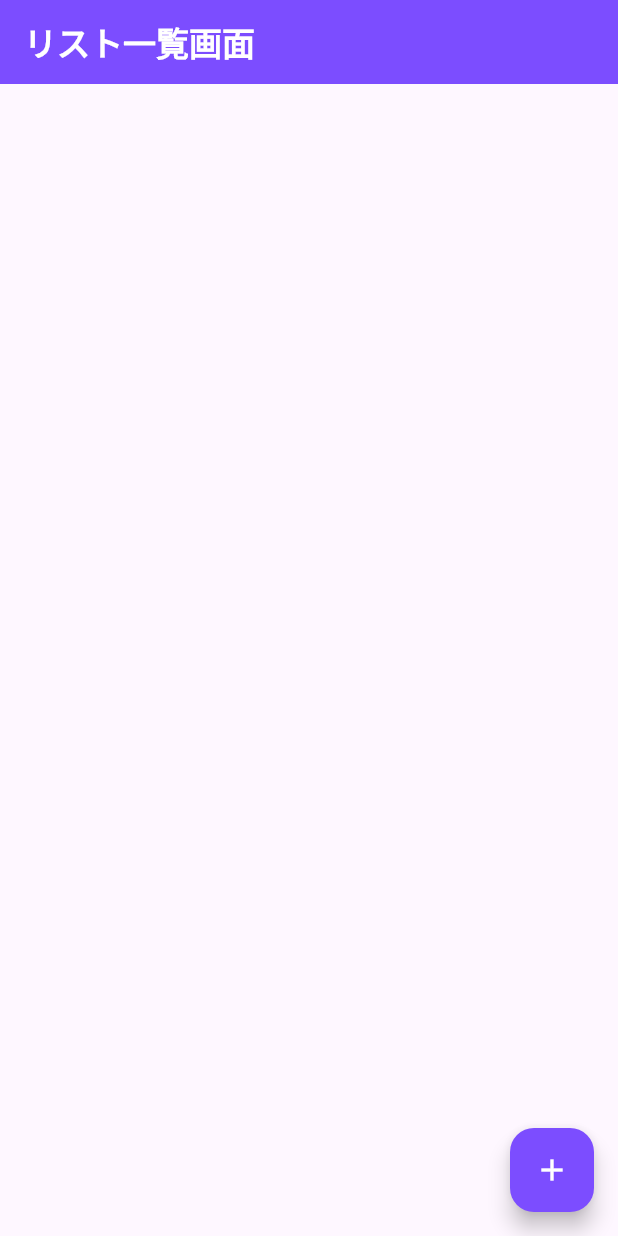
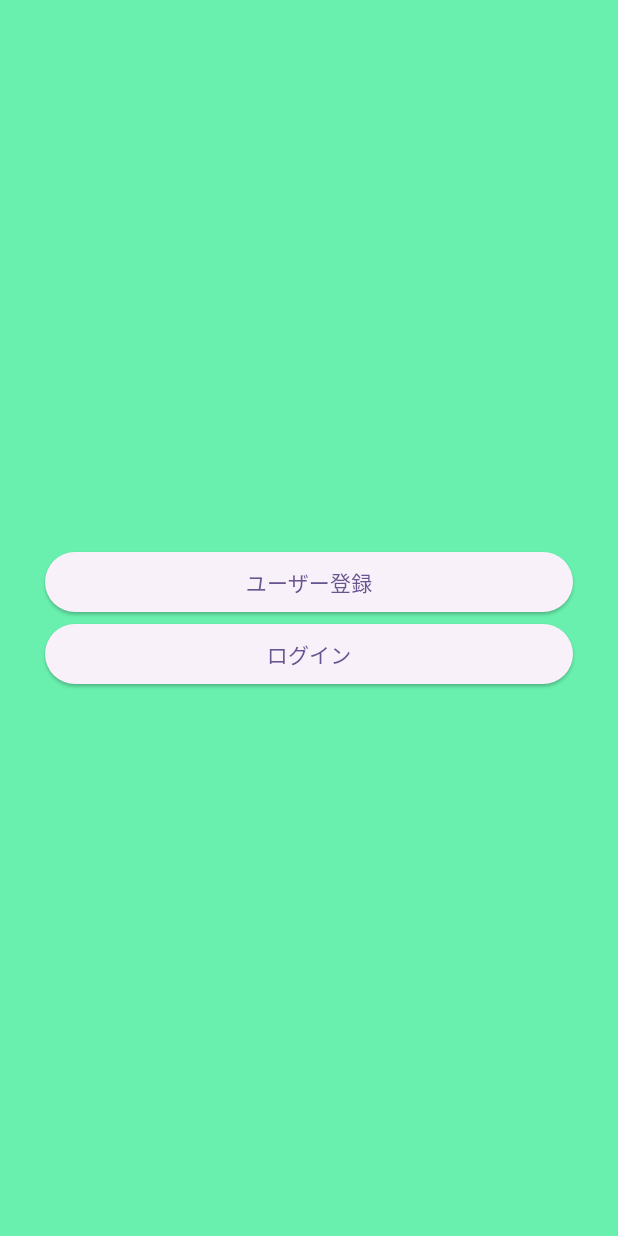
Before and after one commit to ziburi-hiro/todolist, a Flutter app: the screen it shows after launch, on a phone screen of 412 x 824 dp. Run offline on Flutter 3.47's test engine with Material 2 defaults, Android fonts, the phone set to English and light mode, and no system bars; our stand-ins replace firebase_auth, firebase_core; accounts and stored records are empty.

Commit message:
second Commit

```diff
--- a/lib/main.dart
+++ b/lib/main.dart
@@ -1,8 +1,12 @@
+import 'package:firebase_core/firebase_core.dart';
 import 'package:flutter/material.dart';
-import 'package:todoapp/page/todolist_page.dart';
+import 'package:todoapp/page/first_page.dart';
 
-void main() {
-  runApp(const MyApp());
+
+Future<void> main() async {
+  WidgetsFlutterBinding.ensureInitialized();
+  await Firebase.initializeApp();
+  runApp(MyApp());
 }
 
 class MyApp extends StatelessWidget {
@@ -16,7 +20,7 @@ class MyApp extends StatelessWidget {
         colorScheme: ColorScheme.fromSeed(seedColor: Colors.deepPurple),
         useMaterial3: true,
       ),
-      home: const TodoListPage(),
+      home: const FirstPage(),
     );
   }
 }
--- /dev/null
+++ b/lib/page/first_page.dart
@@ -0,0 +1,54 @@
+import 'package:flutter/material.dart';
+import 'package:todoapp/page/Make_User_page.dart';
+import 'package:todoapp/page/login_page.dart';
+
+class FirstPage extends StatefulWidget {
+  const FirstPage({Key? key}) : super(key: key);
+
+  @override
+  State<FirstPage> createState() => _FirstPageState();
+}
+
+class _FirstPageState extends State<FirstPage> {
+  @override
+  Widget build(BuildContext context) {
+    return Scaffold(
+      body: SafeArea(
+        child: Container(
+          width: double.infinity,
+          height: double.infinity,
+          color: Colors.greenAccent,
+          child: Column(
+            mainAxisAlignment: MainAxisAlignment.center,
+            children: [
+              Padding(
+                padding: const EdgeInsets.only(right: 30.0, left: 30.0),
+                child: Container(
+                  width: double.infinity,
+                  child: ElevatedButton(
+                    onPressed: () {
+                      Navigator.push(context,MaterialPageRoute(builder: (context) => const MakeUserPage()));
+                    },
+                    child: const Text('ユーザー登録'),
+                  ),
+                ),
+              ),
+              Padding(
+                padding: const EdgeInsets.only(right: 30.0, left: 30.0),
+                child: Container(
+                  width: double.infinity,
+                  child: ElevatedButton(
+                    onPressed: () {
+                      Navigator.push(context,MaterialPageRoute(builder: (context) => const LoginPage()));
+                    },
+                    child: const Text('ログイン'),
+                  ),
+                ),
+              )
+            ],
+          ),
+        ),
+      ),
+    );
+  }
+}
```
Also changed, not shown: lib/page/Make_User_page.dart (added, +90 -0 lines), lib/page/login_page.dart (added, +90 -0 lines).
